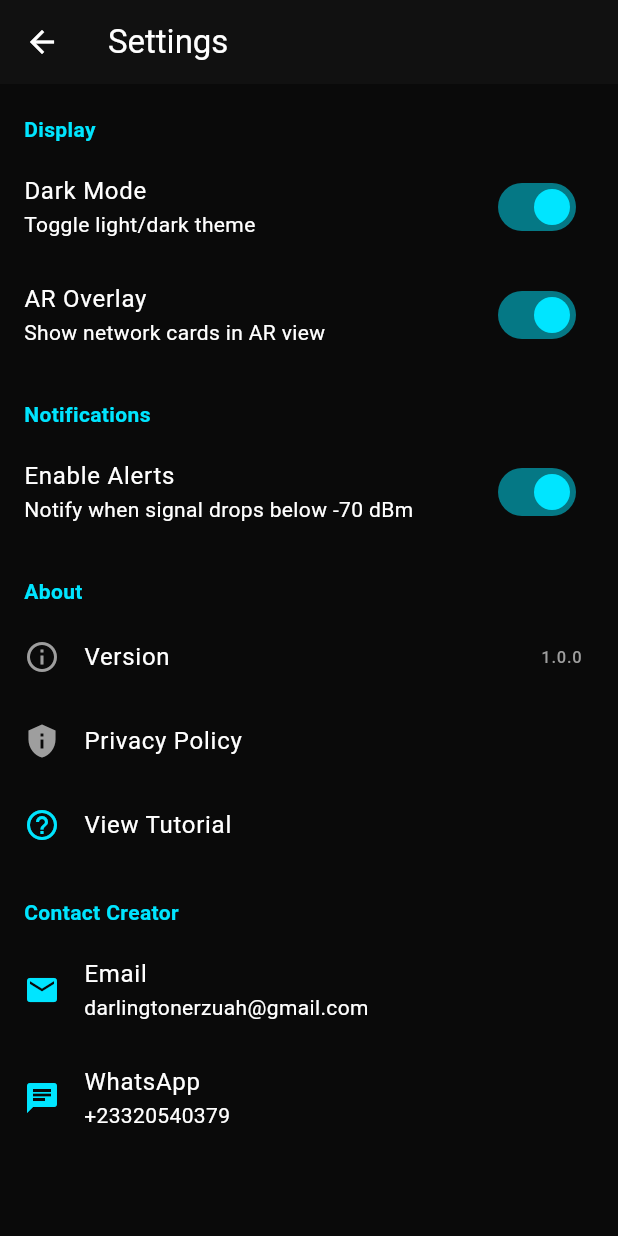
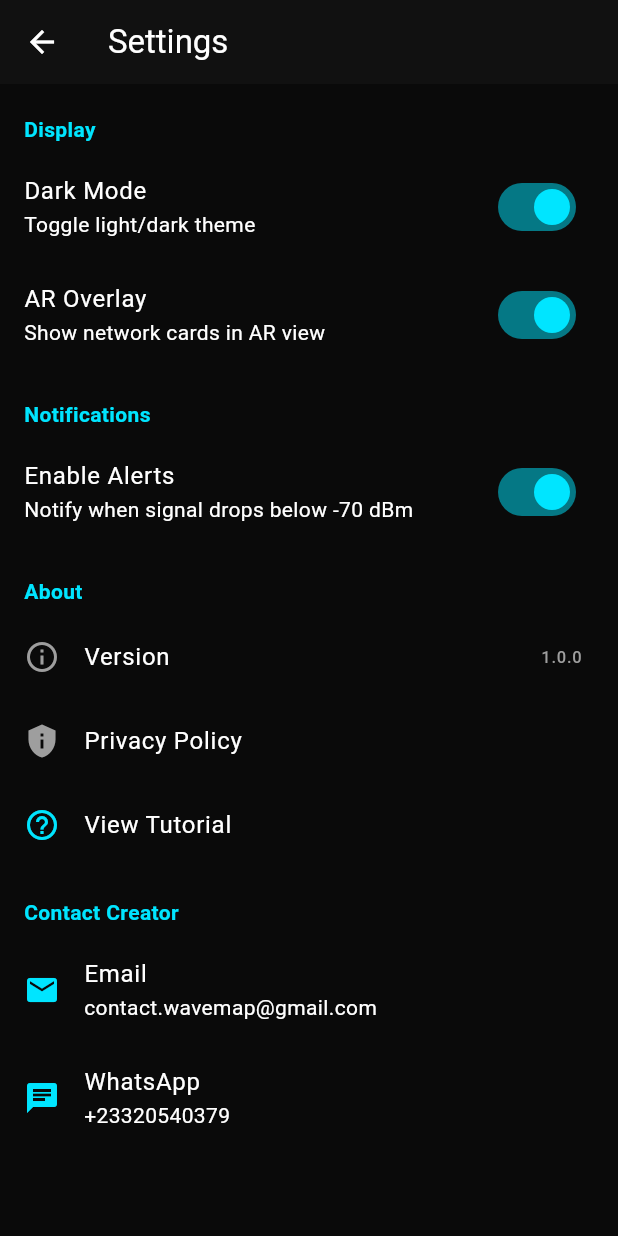
Before and after one commit to darlingtonerzuah/Wave_map, a Flutter app: the SettingsScreen screen opened directly, on a phone screen of 412 x 824 dp. Run offline on Flutter 3.47's test engine with Material 3 defaults, Android fonts, the phone set to English and light mode, and no system bars; our stand-ins replace camera, dio, flutter_compass, flutter_local_notifications, permission_handler, shared_preferences; missing offline and left inert: wifi_scan; accounts and stored records are empty.

Commit message:
change of email

```diff
--- a/lib/screens/settings_screen.dart
+++ b/lib/screens/settings_screen.dart
@@ -71,9 +71,9 @@ class SettingsScreen extends StatelessWidget {
           ListTile(
             leading: const Icon(Icons.email, color: Color(0xFF00E5FF)),
             title: const Text('Email'),
-            subtitle: const Text('darlingtonerzuah@gmail.com'),
+            subtitle: const Text('contact.wavemap@gmail.com'),
             onTap: () async {
-              final uri = Uri.parse('mailto:darlingtonerzuah@gmail.com');
+              final uri = Uri.parse('mailto:contact.wavemap@gmail.com');
               if (await canLaunchUrl(uri)) await launchUrl(uri);
             },
           ),
```
